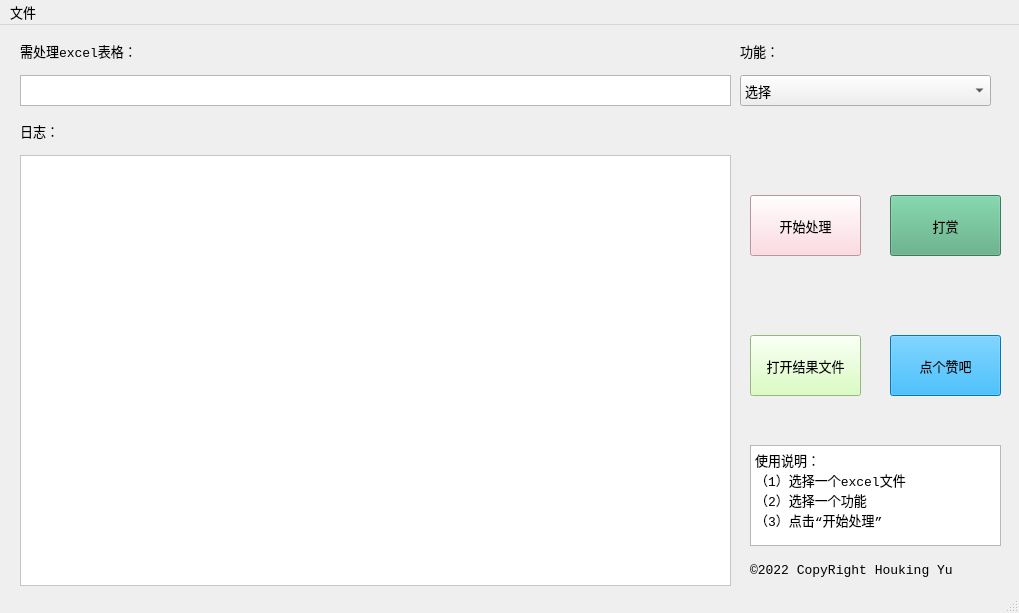
houking-can/pyqt5_learn, file excel.ui: the form before one commit.
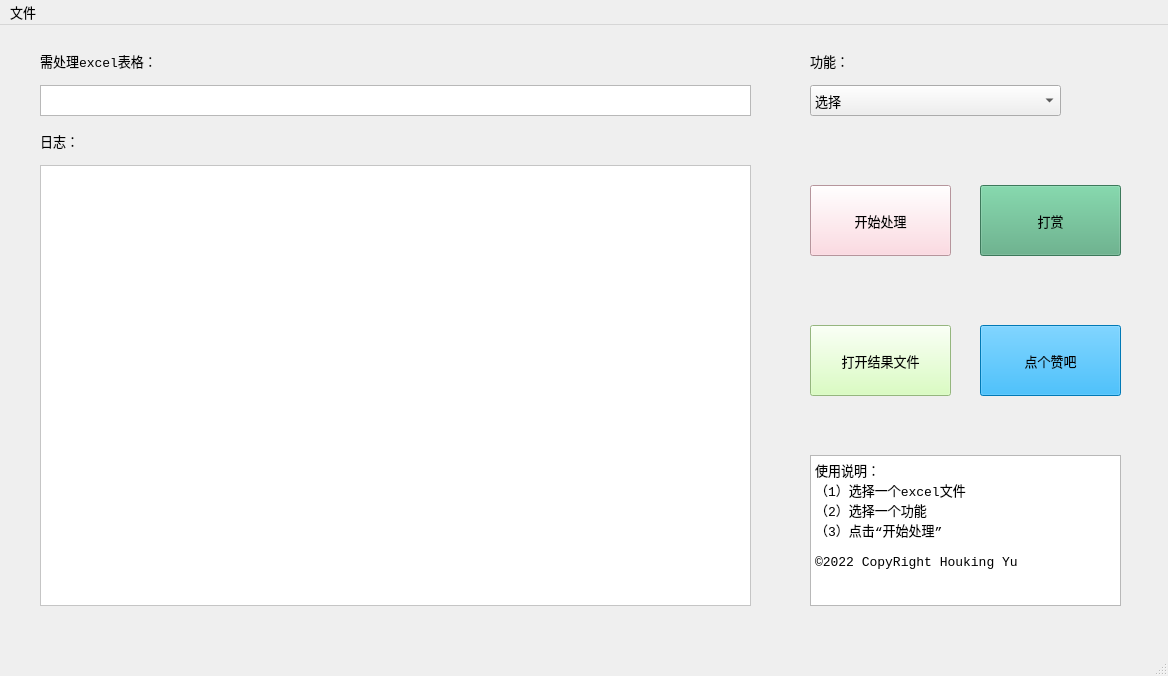
The form after the commit. Icons and pictures are not drawn.

Patch:
```diff
--- a/excel.ui
+++ b/excel.ui
@@ -6,8 +6,8 @@
    <rect>
     <x>0</x>
     <y>0</y>
-    <width>1019</width>
-    <height>613</height>
+    <width>1168</width>
+    <height>676</height>
    </rect>
   </property>
   <property name="font">
@@ -33,10 +33,10 @@
    <widget class="QPlainTextEdit" name="LogText">
     <property name="geometry">
      <rect>
-      <x>20</x>
-      <y>130</y>
+      <x>40</x>
+      <y>140</y>
       <width>711</width>
-      <height>431</height>
+      <height>441</height>
      </rect>
     </property>
     <property name="font">
@@ -59,8 +59,8 @@
    <widget class="QLabel" name="text1">
     <property name="geometry">
      <rect>
-      <x>20</x>
-      <y>90</y>
+      <x>40</x>
+      <y>100</y>
       <width>121</width>
       <height>31</height>
      </rect>
@@ -72,8 +72,8 @@
    <widget class="QPlainTextEdit" name="InputText">
     <property name="geometry">
      <rect>
-      <x>20</x>
-      <y>50</y>
+      <x>40</x>
+      <y>60</y>
       <width>711</width>
       <height>31</height>
      </rect>
@@ -82,8 +82,8 @@
    <widget class="QLabel" name="text2">
     <property name="geometry">
      <rect>
-      <x>20</x>
-      <y>10</y>
+      <x>40</x>
+      <y>20</y>
       <width>141</width>
       <height>31</height>
      </rect>
@@ -95,8 +95,8 @@
    <widget class="QLabel" name="text2_2">
     <property name="geometry">
      <rect>
-      <x>740</x>
-      <y>10</y>
+      <x>810</x>
+      <y>20</y>
       <width>141</width>
       <height>31</height>
      </rect>
@@ -108,8 +108,8 @@
    <widget class="QComboBox" name="FuncomboBox">
     <property name="geometry">
      <rect>
-      <x>740</x>
-      <y>50</y>
+      <x>810</x>
+      <y>60</y>
       <width>251</width>
       <height>31</height>
      </rect>
@@ -128,10 +128,10 @@
    <widget class="QPushButton" name="LikeButton">
     <property name="geometry">
      <rect>
-      <x>890</x>
-      <y>310</y>
-      <width>111</width>
-      <height>61</height>
+      <x>980</x>
+      <y>300</y>
+      <width>141</width>
+      <height>71</height>
      </rect>
     </property>
     <property name="styleSheet">
@@ -145,10 +145,10 @@
    <widget class="QPushButton" name="OpenButton">
     <property name="geometry">
      <rect>
-      <x>750</x>
-      <y>310</y>
-      <width>111</width>
-      <height>61</height>
+      <x>810</x>
+      <y>300</y>
+      <width>141</width>
+      <height>71</height>
      </rect>
     </property>
     <property name="font">
@@ -170,10 +170,10 @@
    <widget class="QPushButton" name="ProcessButton">
     <property name="geometry">
      <rect>
-      <x>750</x>
-      <y>170</y>
-      <width>111</width>
-      <height>61</height>
+      <x>810</x>
+      <y>160</y>
+      <width>141</width>
+      <height>71</height>
      </rect>
     </property>
     <property name="font">
@@ -199,10 +199,10 @@
    <widget class="QTextBrowser" name="textBrowser_2">
     <property name="geometry">
      <rect>
-      <x>750</x>
-      <y>420</y>
-      <width>251</width>
-      <height>101</height>
+      <x>810</x>
+      <y>430</y>
+      <width>311</width>
+      <height>151</height>
      </rect>
     </property>
     <property name="html">
@@ -213,29 +213,18 @@
 &lt;p style=&quot; margin-top:0px; margin-bottom:0px; margin-left:0px; margin-right:0px; -qt-block-indent:0; text-indent:0px;&quot;&gt;使用说明：&lt;/p&gt;
 &lt;p style=&quot; margin-top:0px; margin-bottom:0px; margin-left:0px; margin-right:0px; -qt-block-indent:0; text-indent:0px;&quot;&gt;（1）选择一个excel文件&lt;/p&gt;
 &lt;p style=&quot; margin-top:0px; margin-bottom:0px; margin-left:0px; margin-right:0px; -qt-block-indent:0; text-indent:0px;&quot;&gt;（2）选择一个功能&lt;/p&gt;
-&lt;p style=&quot; margin-top:0px; margin-bottom:0px; margin-left:0px; margin-right:0px; -qt-block-indent:0; text-indent:0px;&quot;&gt;（3）点击“开始处理”&lt;/p&gt;&lt;/body&gt;&lt;/html&gt;</string>
-    </property>
-   </widget>
-   <widget class="QLabel" name="text2_3">
-    <property name="geometry">
-     <rect>
-      <x>750</x>
-      <y>530</y>
-      <width>241</width>
-      <height>31</height>
-     </rect>
-    </property>
-    <property name="text">
-     <string>©2022 CopyRight Houking Yu</string>
+&lt;p style=&quot; margin-top:0px; margin-bottom:0px; margin-left:0px; margin-right:0px; -qt-block-indent:0; text-indent:0px;&quot;&gt;（3）点击“开始处理”&lt;/p&gt;
+&lt;p style=&quot;-qt-paragraph-type:empty; margin-top:0px; margin-bottom:0px; margin-left:0px; margin-right:0px; -qt-block-indent:0; text-indent:0px;&quot;&gt;&lt;br /&gt;&lt;/p&gt;
+&lt;p style=&quot; margin-top:0px; margin-bottom:0px; margin-left:0px; margin-right:0px; -qt-block-indent:0; text-indent:0px;&quot;&gt;©2022 CopyRight Houking Yu&lt;/p&gt;&lt;/body&gt;&lt;/html&gt;</string>
     </property>
    </widget>
    <widget class="QPushButton" name="DonateButton">
     <property name="geometry">
      <rect>
-      <x>890</x>
-      <y>170</y>
-      <width>111</width>
-      <height>61</height>
+      <x>980</x>
+      <y>160</y>
+      <width>141</width>
+      <height>71</height>
      </rect>
     </property>
     <property name="styleSheet">
@@ -252,7 +241,7 @@
     <rect>
      <x>0</x>
      <y>0</y>
-     <width>1019</width>
+     <width>1168</width>
      <height>26</height>
     </rect>
    </property>
```
